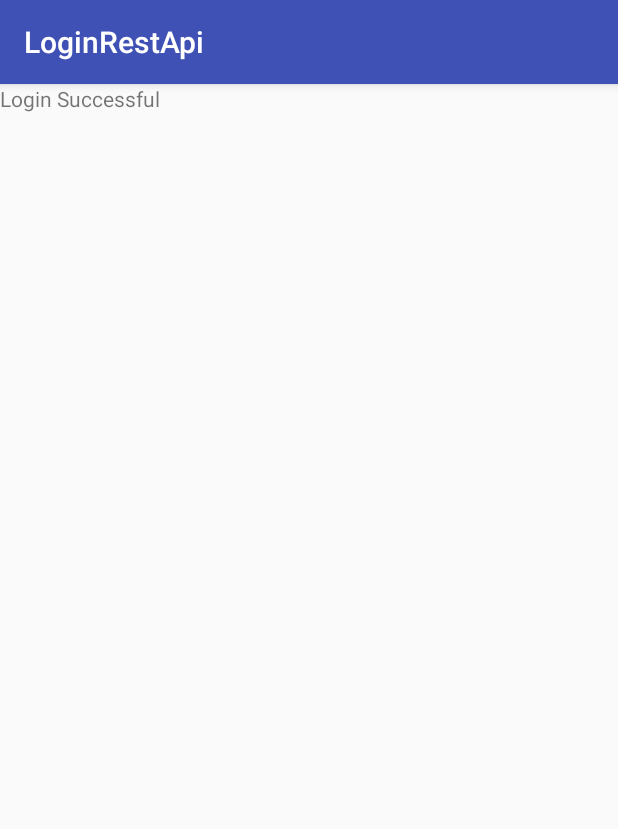
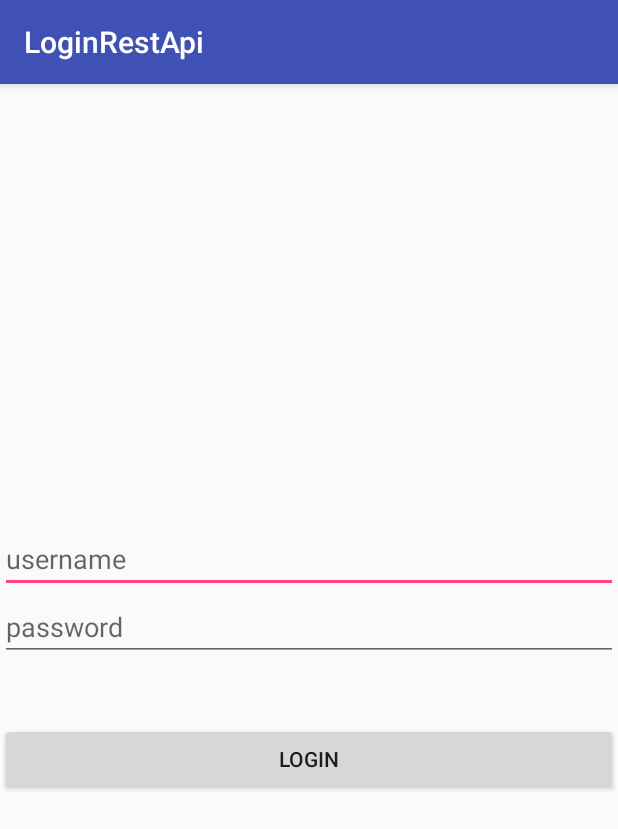
Before and after one commit to nokia-wroclaw/innovativeproject-app-notifications, an Android app: the screen it shows after launch (SecondActivity before the commit, MainActivity after it), after a tap on "LOGIN", on a phone screen of 412 x 824 dp. Shown: the top 829 px of the screen. Run offline under Robolectric (Android 15) with nearby library versions, the light colour scheme and no system bars.

Commit message:
login work!

```diff
--- a/app/src/main/java/com/robinsonprogramming/www/loginrestapi/ApiAuthenticationClient.java
+++ b/app/src/main/java/com/robinsonprogramming/www/loginrestapi/ApiAuthenticationClient.java
@@ -14,7 +14,7 @@ public class ApiAuthenticationClient
     private String username;
     private String password;
     private String httpMethod;
-    private String lastResponse;
+    private String status;
     private StringBuffer response;
 
     public ApiAuthenticationClient(String username, String password)
@@ -23,6 +23,7 @@ public class ApiAuthenticationClient
         this.password = password;
         this.httpMethod = "POST";
         this.response =  new StringBuffer();
+        this.status = "";
         System.setProperty("jsse.enableSNIExtension", "false");
     }
 
@@ -36,13 +37,18 @@ public class ApiAuthenticationClient
         this.username = "";
         this.password = "";
         this.httpMethod = "";
-        lastResponse = "";
+        this.status = "";
         return this;
     }
 
     public StringBuffer getResponse()
     {
         return response;
+    }
+
+    public String getStatus()
+    {
+        return status;
     }
 
     public JSONObject getLastResponseAsJsonObject()
@@ -60,7 +66,6 @@ public class ApiAuthenticationClient
 
     public String execute()
     {
-
         try
         {
             URL url = new URL("http://35.204.202.104:8080/api/v1.0/login/");
@@ -77,6 +82,7 @@ public class ApiAuthenticationClient
             Log.i("STATUS", String.valueOf(connection.getResponseCode()));
             Log.i("response",connection.getResponseMessage());
             Log.i("MSG", connection.getInputStream().toString());
+            status = String.valueOf(connection.getResponseCode());
             BufferedReader in = new BufferedReader(new InputStreamReader(connection.getInputStream()));
             String inputLine;
             while ((inputLine = in.readLine()) != null)
@@ -85,6 +91,7 @@ public class ApiAuthenticationClient
             }
             in.close();
             System.out.println(response.toString());
+
             connection.disconnect();
         }
         catch (Exception e)
--- a/app/src/main/java/com/robinsonprogramming/www/loginrestapi/MainActivity.java
+++ b/app/src/main/java/com/robinsonprogramming/www/loginrestapi/MainActivity.java
@@ -87,14 +87,18 @@ public class MainActivity extends AppCompatActivity
         @Override
         protected void onPostExecute(String result)
         {
+            super.onPostExecute(result);
 
-            if (apiAuthenticationClient.getResponse().toString()!=null)
+            findViewById(R.id.loadingPanel).setVisibility(View.GONE);
+
+            if (apiAuthenticationClient.getResponse().toString()!=null && apiAuthenticationClient.getStatus().equals("200"))
             {
                 goToSecondActivity();
             }
             else
                 {
                 Toast.makeText(getApplicationContext(), "Login Failed", Toast.LENGTH_LONG).show();
+
             }
         }
     }
```
